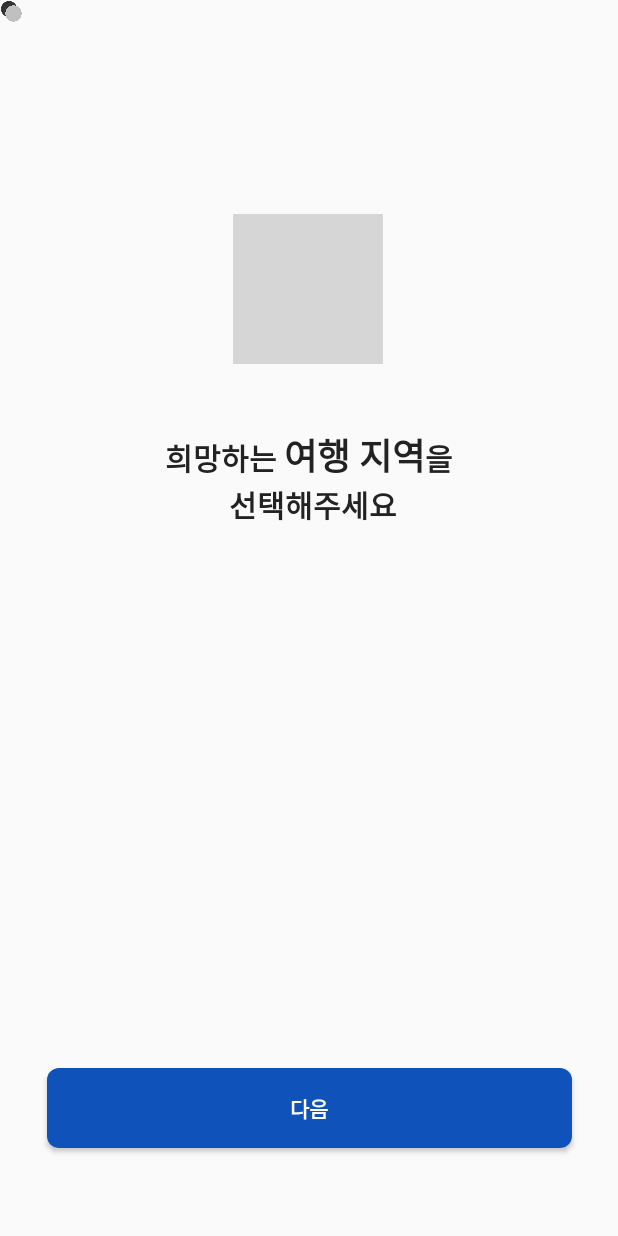
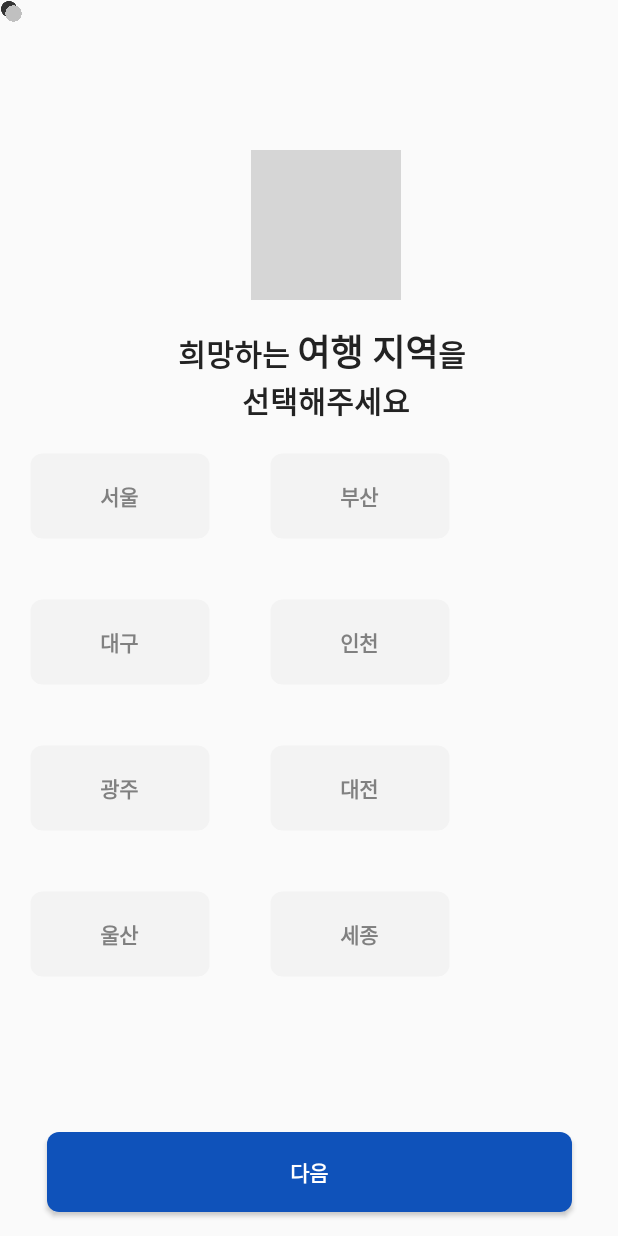
Before and after one commit to yesue2/GenAI-Hackathon, an Android app: the SelectTravelArea screen opened directly, with no data from a screen before it, on a phone screen of 412 x 824 dp. Run offline under Robolectric (Android 15) with nearby library versions, the light colour scheme and no system bars; our stand-ins replace FlexboxLayout; grey boxes are pictures that could not be loaded.

Commit message:
feat: 여행 선택지를 플렉스 박스를 이용해 구현하였습니다.

```diff
--- a/app/build.gradle
+++ b/app/build.gradle
@@ -40,4 +40,6 @@ dependencies {
     implementation 'com.squareup.retrofit2:retrofit:2.9.0'
     implementation 'com.squareup.retrofit2:converter-gson:2.9.0'
 
+    //flexbox 라이브러리
+    implementation 'com.google.android.flexbox:flexbox:3.0.0'
 }
--- a/app/src/main/java/com/example/tour/SelectTravelArea.java
+++ b/app/src/main/java/com/example/tour/SelectTravelArea.java
@@ -9,16 +9,18 @@ import android.text.SpannableString;
 import android.text.style.RelativeSizeSpan;
 import android.text.style.StyleSpan;
 import android.util.Log;
+import android.view.LayoutInflater;
 import android.view.View;
 import android.widget.Button;
+import android.widget.CompoundButton;
+import android.widget.RadioButton;
 import android.widget.TextView;
 
 import androidx.appcompat.app.AppCompatActivity;
-import androidx.recyclerview.widget.LinearLayoutManager;
-import androidx.recyclerview.widget.RecyclerView;
 
-import java.util.ArrayList;
-import java.util.List;
+import com.google.android.flexbox.FlexboxLayout;
+
+import java.util.concurrent.atomic.AtomicReference;
 
 public class SelectTravelArea extends AppCompatActivity {
     @Override
@@ -26,13 +28,35 @@ public class SelectTravelArea extends AppCompatActivity {
         super.onCreate(savedInstanceState);
         setContentView(R.layout.activity_select_travel_area);
 
-        List<String> buttonDataList = new ArrayList<>();
-        // Add your button data here (total 17 items)
+        // string 배열만큼 버튼 생성
+        String[] radioBtnGroup = {"서울","부산","대구","인천", "광주","대전","울산","세종"};
+        FlexboxLayout flexboxLayout = findViewById(R.id.flexboxLayout);
+        AtomicReference<RadioButton> checkedRadioButton = new AtomicReference<>();
+        for (int i = 0; i < radioBtnGroup.length; i++) {
+            LayoutInflater layoutInflater = LayoutInflater.from(this);
 
-        RecyclerView recyclerView = findViewById(R.id.recyclerView);
-        recyclerView.setLayoutManager(new LinearLayoutManager(this));
-        ButtonAdapter adapter = new ButtonAdapter(buttonDataList);
-        recyclerView.setAdapter(adapter);
+            RadioButton radioButton = (RadioButton) layoutInflater.inflate(R.layout.travel_item_button,flexboxLayout, false );
+
+            radioButton.setText(radioBtnGroup[i]);
+            radioButton.setId(View.generateViewId());
+
+            // FlexboxLayout에 RadioButton 추가
+            flexboxLayout.addView(radioButton);
+            radioButton.setOnCheckedChangeListener(new CompoundButton.OnCheckedChangeListener() {
+                @Override
+                public void onCheckedChanged(CompoundButton buttonView, boolean isChecked) {
+                    if (isChecked) {
+                        RadioButton previousCheckedRadioButton = checkedRadioButton.get();
+                        if (previousCheckedRadioButton != null) {
+                            previousCheckedRadioButton.setChecked(false);
+                        }
+                        checkedRadioButton.set(radioButton);
+                        //todo: id 혹은 고유값을 받아서 저장되어야됨
+                        Log.d("checkedLog", String.valueOf(checkedRadioButton.get().getId()));
+                    }
+                }
+            });
+        }
 
         @SuppressLint({"MissingInflatedId", "LocalSuppress"})
         TextView tv = findViewById(R.id.tv_selectMember);
--- a/app/src/main/res/layout/activity_select_travel_area.xml
+++ b/app/src/main/res/layout/activity_select_travel_area.xml
@@ -14,7 +14,7 @@
         android:src="@drawable/ic_travel_destination"
         app:layout_constraintBottom_toTopOf="@+id/tv_selectMember"
         app:layout_constraintEnd_toEndOf="parent"
-        app:layout_constraintHorizontal_bias="0.498"
+        app:layout_constraintHorizontal_bias="0.536"
         app:layout_constraintStart_toStartOf="parent"
         app:layout_constraintTop_toTopOf="parent"
         tools:ignore="MissingConstraints" />
@@ -23,29 +23,32 @@
         android:id="@+id/tv_selectMember"
         android:layout_width="wrap_content"
         android:layout_height="wrap_content"
+        android:layout_marginTop="16dp"
         android:gravity="center"
         android:text="희망하는 여행 지역을\n 선택해주세요"
         android:textColor="#222222"
         android:textSize="20dp"
-        app:layout_constraintBottom_toTopOf="@+id/recyclerView"
+        android:textStyle="bold"
         app:layout_constraintEnd_toEndOf="parent"
+        app:layout_constraintHorizontal_bias="0.54"
         app:layout_constraintStart_toStartOf="parent"
         app:layout_constraintTop_toBottomOf="@+id/ic_travel_destination"
-        tools:ignore="MissingConstraints"
-        android:textStyle="bold"/>
-
-
-    <androidx.recyclerview.widget.RecyclerView
-        android:id="@+id/recyclerView"
-        android:layout_width="386dp"
-        android:layout_height="260dp"
-        android:orientation="vertical"
+        tools:ignore="MissingConstraints" />
+    <ScrollView
+        android:layout_width="match_parent"
+        android:layout_height="0dp"
+        app:layout_constraintBottom_toTopOf="@+id/nextButton"
+        app:layout_constraintEnd_toEndOf="parent"
+        app:layout_constraintHorizontal_bias="0.0"
+        app:layout_constraintStart_toStartOf="parent"
         app:layout_constraintTop_toBottomOf="@id/tv_selectMember"
-        app:layout_constraintStart_toStartOf="parent"
-        app:layout_constraintEnd_toEndOf="parent"
-        app:layout_constraintBottom_toTopOf="@id/nextButton"/>
-
-
+        app:layout_constraintVertical_bias="0.139">
+        <com.google.android.flexbox.FlexboxLayout
+            android:id="@+id/flexboxLayout"
+            android:layout_width="match_parent"
+            android:layout_height="wrap_content"
+            app:flexWrap="wrap" />
+    </ScrollView>
     <!-- 다음 버튼 -->
     <Button
         android:id="@+id/nextButton"
@@ -54,30 +57,32 @@
         android:layout_height="wrap_content"
         android:layout_margin="16dp"
         android:background="@drawable/button_rounded_background"
+        android:gravity="center"
         android:text="다음"
         android:textColor="#FFFFFF"
         android:textStyle="bold"
         app:layout_constraintBottom_toBottomOf="parent"
         app:layout_constraintEnd_toEndOf="parent"
-        app:layout_constraintStart_toStartOf="parent"
-        app:layout_constraintTop_toBottomOf="@+id/recyclerView" />
+        app:layout_constraintHorizontal_bias="0.5"
+        app:layout_constraintStart_toStartOf="parent" />
 
     <ImageView
         android:id="@+id/iv_one"
         android:layout_width="12dp"
         android:layout_height="12dp"
         app:srcCompat="@drawable/ic_gray_circle"
+        tools:ignore="MissingConstraints"
         tools:layout_editor_absoluteX="345dp"
-        tools:layout_editor_absoluteY="20dp"
-        tools:ignore="MissingConstraints" />
+        tools:layout_editor_absoluteY="20dp" />
+
     <ImageView
         android:id="@+id/iv_two"
         android:layout_width="18dp"
         android:layout_height="18dp"
         app:srcCompat="@drawable/ic_ygray_circle"
+        tools:ignore="MissingConstraints"
         tools:layout_editor_absoluteX="361dp"
-        tools:layout_editor_absoluteY="17dp"
-        tools:ignore="MissingConstraints" />
+        tools:layout_editor_absoluteY="17dp" />
 
     <ImageView
         android:id="@+id/iv_three"
--- /dev/null
+++ b/app/src/main/res/layout/travel_item_button.xml
@@ -0,0 +1,15 @@
+<?xml version="1.0" encoding="utf-8"?>
+<RadioButton
+    xmlns:android="http://schemas.android.com/apk/res/android"
+    android:id="@+id/select_travel_1"
+    android:layout_width="128dp"
+    android:layout_height="65dp"
+    android:layout_margin="16dp"
+    android:text="지역"
+    android:textColor="#808080"
+    android:textStyle="bold"
+    android:gravity="center"
+    android:button="@drawable/toggle_background"
+    android:background="@drawable/radio_button_background_blue"
+
+    />
```
